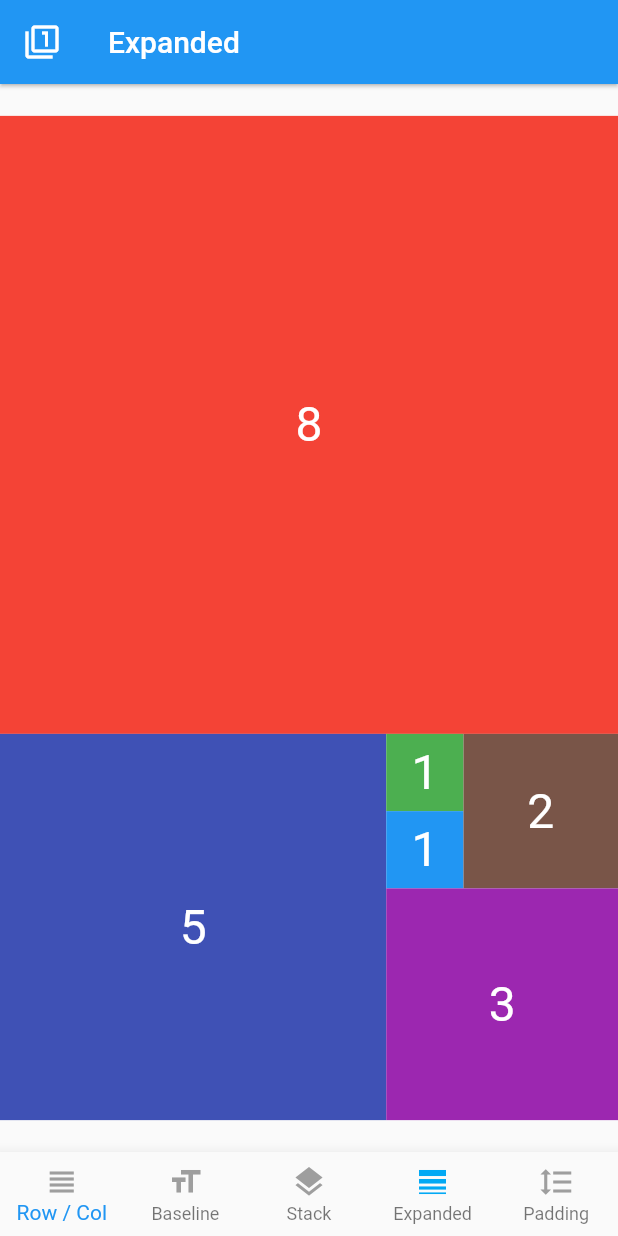
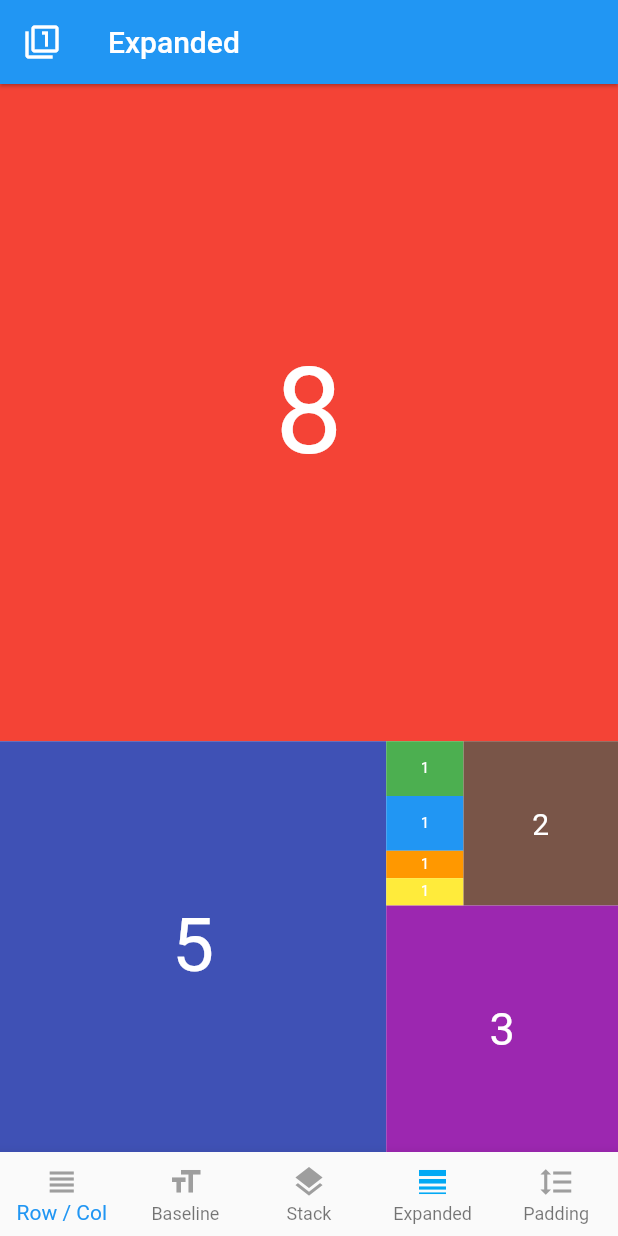
Before and after one commit to PGMacDesign/FlutterTesting, a Flutter app: the screen it shows after launch, item 4 of the bottom bar chosen, on a phone screen of 412 x 824 dp. Run offline on Flutter 3.47's test engine with Material 2 defaults, Android fonts, the phone set to English and light mode, and no system bars.

Commit message:
Updating the ui_builder_utils to contain some more static methods for building things on the fly. Should be useful in the future

```diff
--- a/lib/customui/sticky_header.dart
+++ b/lib/customui/sticky_header.dart
@@ -47,7 +47,7 @@ class PinnedScrollingImageHeader implements SliverPersistentHeaderDelegate {
 					fit: BoxFit.cover,
 				),
 				//From ui_builder_utils
-				buildContainerWithGradientAtBottom(),
+				UIUtilities.buildContainerWithGradientAtBottom(),
 				//Custom Positioned Text
 				new Positioned(
 					left: 16.0,
--- a/lib/customui/ui_builder_utils.dart
+++ b/lib/customui/ui_builder_utils.dart
@@ -1,11 +1,13 @@
 
 import 'package:flutter/material.dart';
+
+class UIUtilities {
 
 	/// This class is mainly used for building and returning UI Elements to reduce boilerplate code.
 
 	/// Builds a Container with a gradient that is transparent on top and fades into 54% black transparent at the bottom.
 	/// Useful for photo overlays with text
-Container buildContainerWithGradientAtBottom(){
+	static Container buildContainerWithGradientAtBottom(){
 		Container c = new Container(
 			decoration: new BoxDecoration(
 					gradient: new LinearGradient(
@@ -26,7 +28,7 @@ Container buildContainerWithGradientAtBottom(){
 	}
 
 	/// Build and return a Primary color Object
-MaterialColor buildMaterialColorFromRGB(int r, int g, int b){
+	static MaterialColor buildMaterialColorFromRGB(int r, int g, int b){
 		Color baseColor = new Color.fromRGBO(r, g, b, 0.5);
 		Map<int, Color> color = {
 			50:Color.fromRGBO(r, g, b, .1),
@@ -44,7 +46,7 @@ MaterialColor buildMaterialColorFromRGB(int r, int g, int b){
 	}
 
 	/// Build and return a Material color Object
-MaterialColor buildMaterialColorFromHex(String hexColor){
+	static MaterialColor buildMaterialColorFromHex(String hexColor){
 		Color baseColor = convertHexToColor(hexColor);
 		Map<int, Color> color = {
 			50:Color.fromRGBO(baseColor.red, baseColor.green, baseColor.blue, .1),
@@ -62,7 +64,7 @@ MaterialColor buildMaterialColorFromHex(String hexColor){
 	}
 
 	/// Build and return a Material color Object
-MaterialColor buildMaterialColorFromInt(int colorInt){
+	static MaterialColor buildMaterialColorFromInt(int colorInt){
 		Color baseColor = new Color(colorInt);
 		Map<int, Color> color = {
 			50:Color.fromRGBO(baseColor.red, baseColor.green, baseColor.blue, .1),
@@ -80,7 +82,7 @@ MaterialColor buildMaterialColorFromInt(int colorInt){
 	}
 
 	/// Convert a hex String (#FAFAFA) to an int value
-int convertHexToColorInt(String hexColor){
+	static int convertHexToColorInt(String hexColor){
 		hexColor = hexColor.toUpperCase().replaceAll("#", "");
 		if (hexColor.length == 6) {
 			hexColor = "FF" + hexColor;
@@ -89,6 +91,68 @@ int convertHexToColorInt(String hexColor){
 	}
 
 	/// Convert a hex String (#FAFAFA) to a Color Variable
-Color convertHexToColor(String hexColor){
+	static Color convertHexToColor(String hexColor){
 		return new Color(convertHexToColorInt(hexColor));
 	}
+
+	/// Build a Centered Layout Widget
+	static Widget buildCenteredLayout({Widget child}) {
+		return new LayoutBuilder(builder: (content, constraints) {
+			Size size = buildCustomSize(constraints, null, false);
+			return new Center(
+				child: new Container(
+					constraints: new BoxConstraints(
+						maxWidth: size.width,
+						maxHeight: size.height,
+					),
+					child: child,
+				),
+			);
+		});
+	}
+
+	/// Determine the size ratio to use. If ratio passed is null and useFullScreen is null, returns golden ratio of 13/8.
+	/// 	///Using a ratio of 1:1 will make for a perfect square
+////		double ratio = 1 / 1;
+//	///Using a ratio of 1:2 will make for a rectangle with a width > height
+////		double ratio = 1 / 2;
+//	///Using a ratio of 2:1 will make for a rectangle with a height > width
+////		double ratio = 2 / 1;
+	static Size buildCustomSize(BoxConstraints constraints, double ratio, bool useFullScreen) {
+		if(useFullScreen == null){
+			useFullScreen = false;
+		}
+		if(ratio == null) {
+			/// Using a 'golden ratio' will fit phones more frequently
+			ratio = 13.0 / 8.0;
+		}
+		if(useFullScreen){
+			//This will make it full screen
+			return new Size(constraints.maxWidth, constraints.maxHeight);
+		} else {
+			if (constraints.maxHeight / constraints.maxWidth > ratio) {
+				double height = constraints.maxWidth * ratio;
+				return new Size(constraints.maxWidth, height);
+			} else {
+				double width = constraints.maxHeight / ratio;
+				return new Size(width, constraints.maxHeight);
+			}
+		}
+	}
+
+	/// Build a Widget that is centered
+	static Widget centeredLayout(double ratio, bool useFullScreen, {Widget child}) {
+		return new LayoutBuilder(builder: (content, constraints) {
+			Size size = UIUtilities.buildCustomSize(constraints, ratio, useFullScreen);
+			return new Center(
+				child: new Container(
+					constraints: new BoxConstraints(
+						maxWidth: size.width,
+						maxHeight: size.height,
+					),
+					child: child,
+				),
+			);
+		});
+	}
+}
--- a/lib/pages/my_expanded_page.dart
+++ b/lib/pages/my_expanded_page.dart
@@ -1,15 +1,19 @@
 import 'package:flutter/material.dart';
 import 'package:flutter_testing_v2/layout_type.dart';
 import 'package:flutter_testing_v2/customui/main_app_bar.dart';
+import 'package:flutter_testing_v2/customui/ui_builder_utils.dart';
 
+/// Class shows boxes expanding the screen and how the different ratios affect how it is drawn
 class ExpandedPage extends StatelessWidget implements HasLayoutGroup {
 	final LayoutGroup layoutGroup;
 	final VoidCallback onLayoutToggle;
 
+	/// Main Constructor
 	ExpandedPage(
 			{Key key, this.layoutGroup, this.onLayoutToggle}
 			) : super(key: key);
 
+	/// Main Build Operator
 	@override
 	Widget build(BuildContext context) {
 		return new Scaffold(
@@ -24,50 +28,63 @@ class ExpandedPage extends StatelessWidget implements HasLayoutGroup {
 		);
 	}
 
+	///Builds a single box to use. The vars passed in determine the various size arguments
 	Widget _buildBox({int points, Color color, Color textColor = Colors.white}) {
+		var fontsizeVar = 10.0;
+		fontsizeVar = (fontsizeVar * ((points >= 1) ? points : 1));
+		if(fontsizeVar >= 100){
+			fontsizeVar = 100;
+		}
 		return new Expanded(
 			flex: points,
 			child: new Container(
 				constraints: new BoxConstraints.expand(),
+//				constraints: new BoxConstraints.tightForFinite(),
 				color: color,
 				child: new Center(
 					child: new Text(
 						'$points',
-						style: new TextStyle(fontSize: 32.0, color: textColor),
+						style: new TextStyle(fontSize: fontsizeVar, color: textColor),
 					),
 				),
 			),
 		);
 	}
 
-	Size _goldenRatio(BoxConstraints constraints) {
+	/// Builds the return size of the entire layout (all sub-layouts nested within this)
+	static Size _goldenRatio(BoxConstraints constraints) {
+		return _goldenRatio2(constraints, false);
+	}
+
+	/// Need to research Overloading more - https://medium.com/@dumazy/enhance-your-classes-with-operator-overloading-in-dart-f1124bd813a0
+	/// Builds the return size of the entire layout (all sub-layouts nested within this)
+	static Size _goldenRatio2(BoxConstraints constraints, bool useFullScreen) {
+		///Using a 'golden ratio' will fit phones more frequently
 		double ratio = 13.0 / 8.0;
-		if (constraints.maxHeight / constraints.maxWidth > ratio) {
-			double height = constraints.maxWidth * ratio;
-			return new Size(constraints.maxWidth, height);
+		///Using a ratio of 1:1 will make for a perfect square
+//		double ratio = 1 / 1;
+		///Using a ratio of 1:2 will make for a rectangle with a width > height
+//		double ratio = 1 / 2;
+		///Using a ratio of 2:1 will make for a rectangle with a height > width
+//		double ratio = 2 / 1;
+		if(useFullScreen){
+			//This will make it full screen
+			return new Size(constraints.maxWidth, constraints.maxHeight);
 		} else {
-			double width = constraints.maxHeight / ratio;
-			return new Size(width, constraints.maxHeight);
+			if (constraints.maxHeight / constraints.maxWidth > ratio) {
+				double height = constraints.maxWidth * ratio;
+				return new Size(constraints.maxWidth, height);
+			} else {
+				double width = constraints.maxHeight / ratio;
+				return new Size(width, constraints.maxHeight);
+			}
 		}
 	}
 
-	Widget _centeredLayout({Widget child}) {
-		return new LayoutBuilder(builder: (content, constraints) {
-			Size size = this._goldenRatio(constraints);
-			return new Center(
-				child: new Container(
-					constraints: new BoxConstraints(
-						maxWidth: size.width,
-						maxHeight: size.height,
-					),
-					child: child,
-				),
-			);
-		});
-	}
 
+	/// This builds out the boxes on the screen
 	Widget _buildContent() {
-		return this._centeredLayout(
+		return UIUtilities.centeredLayout(null, true,
 			child: new Column(
 				children: [
 					this._buildBox(points: 8, color: Colors.red),
@@ -90,6 +107,15 @@ class ExpandedPage extends StatelessWidget implements HasLayoutGroup {
 																children: [
 																	this._buildBox(points: 1, color: Colors.green),
 																	this._buildBox(points: 1, color: Colors.blue),
+																	new Expanded(
+																		flex: 1,
+																		child: new Column(
+																			children: [
+																				this._buildBox(points: 1, color: Colors.orange),
+																				this._buildBox(points: 1, color: Colors.yellow),
+																			],
+																		),
+																	),
 																],
 															),
 														),
--- a/lib/pages/top_scrolling_recyclerview_page.dart
+++ b/lib/pages/top_scrolling_recyclerview_page.dart
@@ -58,7 +58,7 @@ class ScrollingPage extends StatelessWidget implements HasLayoutGroup {
 							maxExtent: 250.0,
 							imageAssetPath: assetNames[3],
 							topTitleTextString: "My Header Section",
-							topTitleTextColor: buildMaterialColorFromHex("#F0F8FF")
+							topTitleTextColor: UIUtilities.buildMaterialColorFromHex("#F0F8FF")
 						),
 						pinned: true,
 					),
```
Lines whose indentation alone changed are shown as unchanged.
